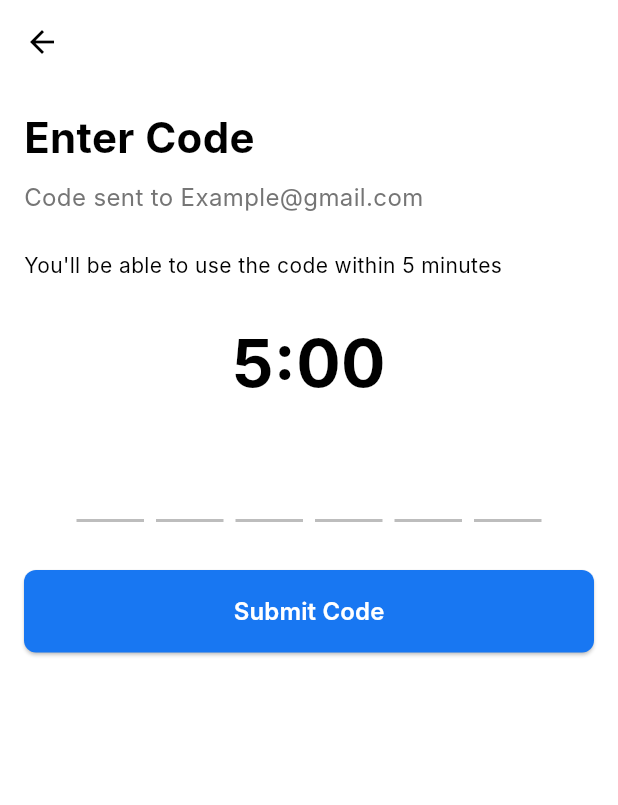
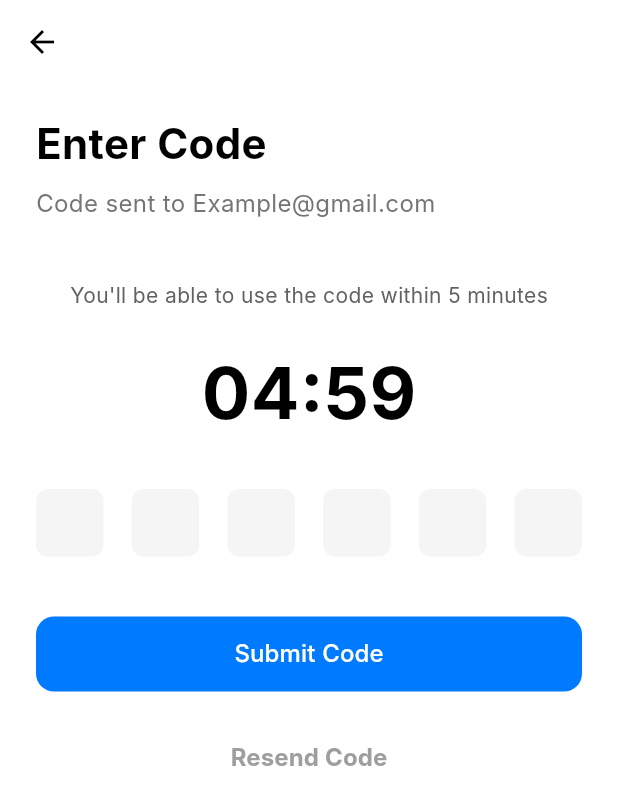
Before and after one commit to jysnz/AI-SKINWISE-V2, a Flutter app: the Cntdwncode screen opened directly, on a phone screen of 412 x 824 dp. Shown: the top 805 px of the screen. Run offline on Flutter 3.47's test engine with Material 3 defaults, Android fonts, the phone set to English and light mode, and no system bars; drawn by our look-alikes of pinput; our stand-ins replace camera, google_fonts, google_sign_in, image_picker, supabase_flutter; accounts and stored records are empty; network calls fail; Roboto replaces fonts that are missing (Inter).

Commit message:
Added navigation on Log in and sign in

```diff
--- a/lib/Pages/LoginSignInPage/Cntdwncode.dart
+++ b/lib/Pages/LoginSignInPage/Cntdwncode.dart
@@ -0,0 +1,266 @@
+// I changed this from cupertino.dart to material.dart
+// because the UI uses Material Design components.
+import 'dart:async'; // Import this for the Timer
+import 'package:ai_skinwise_v2/Pages/LoginSignInPage/Update.dart';
+import 'package:flutter/material.dart';
+import 'package:flutter/services.dart'; // For TextInputFormatter
+
+class Cntdwncode extends StatefulWidget {
+  const Cntdwncode({super.key});
+
+  @override
+  State<Cntdwncode> createState() => _CntdwncodeState();
+}
+
+class _CntdwncodeState extends State<Cntdwncode> {
+  // --- Timer Logic ---
+  Timer? _timer;
+  Duration _duration = const Duration(minutes: 5);
+
+  @override
+  void initState() {
+    super.initState();
+    _startTimer();
+  }
+
+  void _startTimer() {
+    // Cancel any existing timer
+    _timer?.cancel();
+
+    // Start a new timer that ticks every second
+    _timer = Timer.periodic(const Duration(seconds: 1), (timer) {
+      if (_duration.inSeconds == 0) {
+        // If timer reaches 0, stop it
+        timer.cancel();
+      } else {
+        // Otherwise, decrease duration by 1 second
+        setState(() {
+          _duration = _duration - const Duration(seconds: 1);
+        });
+      }
+    });
+  }
+
+  void _resetTimer() {
+    setState(() {
+      _duration = const Duration(minutes: 5);
+    });
+    _startTimer();
+  }
+
+  @override
+  void dispose() {
+    // Important: Cancel the timer when the widget is removed
+    _timer?.cancel();
+    super.dispose();
+  }
+
+  // Helper function to format duration as "mm:ss"
+  String _formatDuration(Duration duration) {
+    String twoDigits(int n) => n.toString().padLeft(2, '0');
+    final minutes = twoDigits(duration.inMinutes.remainder(60));
+    final seconds = twoDigits(duration.inSeconds.remainder(60));
+    return '$minutes:$seconds';
+  }
+  // --- End of Timer Logic ---
+
+  // --- OTP Box Logic ---
+  // We need a controller and focus node for each of the 6 boxes
+  final List<TextEditingController> _controllers =
+  List.generate(6, (index) => TextEditingController());
+  final List<FocusNode> _focusNodes = List.generate(6, (index) => FocusNode());
+
+  // Helper function to build a single OTP box
+  Widget _buildOtpBox(int index) {
+    return SizedBox(
+      width: 45, // Width of each box
+      height: 45, // Height of each box
+      child: TextFormField(
+        controller: _controllers[index],
+        focusNode: _focusNodes[index],
+        keyboardType: TextInputType.number,
+        textAlign: TextAlign.center,
+        // Only allow a single digit
+        inputFormatters: [
+          LengthLimitingTextInputFormatter(1),
+          FilteringTextInputFormatter.digitsOnly,
+        ],
+        decoration: InputDecoration(
+          filled: true,
+          fillColor: Colors.grey[100],
+          border: OutlineInputBorder(
+            borderRadius: BorderRadius.circular(8),
+            borderSide: BorderSide.none,
+          ),
+          counterText: "", // Hides the small character counter
+        ),
+        onChanged: (value) {
+          if (value.isNotEmpty) {
+            // If a digit is entered, move to the next box
+            if (index < 5) {
+              _focusNodes[index + 1].requestFocus();
+            } else {
+              // If it's the last box, unfocus to hide keyboard
+              _focusNodes[index].unfocus();
+            }
+          } else {
+            // If a digit is deleted, move to the previous box
+            if (index > 0) {
+              _focusNodes[index - 1].requestFocus();
+            }
+          }
+        },
+      ),
+    );
+  }
+  // --- End of OTP Box Logic ---
+
+  // Function to get the full 6-digit code
+  String _getFullCode() {
+    return _controllers.map((controller) => controller.text).join();
+  }
+
+  void _submitCode() {
+    final code = _getFullCode();
+    if (code.length == 6) {
+      print('Submitting code: $code');
+      // TODO: Add your code verification logic here
+    } else {
+      // TODO: Show an error if the code is not complete
+      print('Code is incomplete.');
+    }
+  }
+
+  @override
+  Widget build(BuildContext context) {
+    // Replaced const Placeholder() with the Scaffold for your UI
+    return Scaffold(
+      appBar: AppBar(
+        backgroundColor: Colors.white,
+        elevation: 0,
+        leading: IconButton(
+          icon: const Icon(Icons.arrow_back, color: Colors.black),
+          onPressed: () {
+            Navigator.of(context).pop();
+          },
+        ),
+      ),
+      backgroundColor: Colors.white,
+      body: SingleChildScrollView(
+        child: Padding(
+          padding: const EdgeInsets.symmetric(horizontal: 24.0, vertical: 20.0),
+          child: Column(
+            crossAxisAlignment: CrossAxisAlignment.start,
+            children: [
+              // "Enter Code" Title
+              const Text(
+                'Enter Code',
+                style: TextStyle(
+                  fontSize: 28,
+                  fontWeight: FontWeight.bold,
+                  color: Colors.black,
+                ),
+              ),
+              const SizedBox(height: 8),
+
+              // "Code sent to..." Subtitle
+              Text(
+                'Code sent to Example@gmail.com', // You would pass this in
+                style: TextStyle(
+                  fontSize: 16,
+                  color: Colors.grey[600],
+                ),
+              ),
+              const SizedBox(height: 40),
+
+              // "You'll be able to..." Text
+              Center(
+                child: Text(
+                  "You'll be able to use the code within 5 minutes",
+                  style: TextStyle(
+                    fontSize: 14,
+                    color: Colors.grey[700],
+                  ),
+                ),
+              ),
+              const SizedBox(height: 20),
+
+              // Timer Display
+              Center(
+                child: Text(
+                  _formatDuration(_duration),
+                  style: const TextStyle(
+                    fontSize: 48,
+                    fontWeight: FontWeight.bold,
+                    color: Colors.black,
+                  ),
+                ),
+              ),
+              const SizedBox(height: 30),
+
+              // --- OTP Boxes ---
+              Row(
+                mainAxisAlignment: MainAxisAlignment.spaceBetween,
+                children: List.generate(
+                  6,
+                      (index) => _buildOtpBox(index),
+                ),
+              ),
+              // --- End of OTP Boxes ---
+
+              const SizedBox(height: 40),
+
+              // "Submit Code" Button
+              ElevatedButton(
+                onPressed: (){
+                  Navigator.of(context).push(
+                    MaterialPageRoute(
+                        builder: (context) => const Update()
+                    ),
+                  );
+                },
+                style: ElevatedButton.styleFrom(
+                  backgroundColor: const Color(0xFF007AFF), // Blue color
+                  minimumSize: const Size(double.infinity, 50),
+                  shape: RoundedRectangleBorder(
+                    borderRadius: BorderRadius.circular(12),
+                  ),
+                  elevation: 0,
+                ),
+                child: const Text(
+                  'Submit Code',
+                  style: TextStyle(color: Colors.white, fontSize: 16),
+                ),
+              ),
+              const SizedBox(height: 20),
+
+              // "Resend Code" Button
+              Center(
+                child: TextButton(
+                  onPressed: () {
+                    // Only allow resend if timer is up, or with a delay
+                    if (_duration.inSeconds == 0) {
+                      print('Resending code...');
+                      _resetTimer();
+                      // TODO: Add logic to resend the code
+                    }
+                  },
+                  child: Text(
+                    'Resend Code',
+                    style: TextStyle(
+                      fontSize: 16,
+                      color: _duration.inSeconds == 0
+                          ? Colors.green // Active color
+                          : Colors.grey, // Disabled color
+                      fontWeight: FontWeight.bold,
+                    ),
+                  ),
+                ),
+              ),
+            ],
+          ),
+        ),
+      ),
+    );
+  }
+}
--- a/lib/Pages/LoginSignInPage/CreateAccount.dart
+++ b/lib/Pages/LoginSignInPage/CreateAccount.dart
@@ -1,5 +1,6 @@
 // I changed this from cupertino.dart to material.dart
 // because the UI uses Material Design components.
+import 'package:ai_skinwise_v2/Pages/LoginSignInPage/personalinfo.dart';
 import 'package:flutter/material.dart';
 
 class Createaccount extends StatefulWidget {
@@ -90,6 +91,11 @@ class _CreateaccountState extends State<Createaccount> {
       // If any field is invalid, the validator messages will show.
       print('Form is invalid.');
     }
+    Navigator.of(context).push(
+      MaterialPageRoute(
+          builder: (context) => const personalinfo()
+      ),
+    );
   }
 
   @override
--- a/lib/Pages/LoginSignInPage/Fillupemail.dart
+++ b/lib/Pages/LoginSignInPage/Fillupemail.dart
@@ -1,59 +1,84 @@
-import 'package:flutter/material.dart'; // Changed from cupertino.dart
-import 'package:pinput/pinput.dart'; // Required for the code field
+import 'package:ai_skinwise_v2/Pages/LoginSignInPage/Code.dart';
+import 'package:flutter/cupertino.dart';
+import 'package:flutter/material.dart';
 
-// CLASS NAME FIXED: Renamed to UpperCamelCase 'Cntdwncode'
-class Cntdwncode extends StatefulWidget {
-  const Cntdwncode({super.key});
+import 'Cntdwncode.dart';
+
+class Fillupemail extends StatefulWidget {
+  const Fillupemail({super.key});
 
   @override
-  State<Cntdwncode> createState() => _CntdwncodeState();
+  State<Fillupemail> createState() => _FillupemailState();
 }
 
-class _CntdwncodeState extends State<Cntdwncode> {
-  // Controller to manage the text in the code field
-  final _pinController = TextEditingController();
+class _FillupemailState extends State<Fillupemail> {
+  // A GlobalKey for the Form, used for validation
+  final _formKey = GlobalKey<FormState>();
 
+  // A controller to read the text from the email field
+  final _emailController = TextEditingController();
+
+  // Clean up the controller when the widget is removed
   @override
   void dispose() {
-    // Clean up the controller when the widget is removed
-    _pinController.dispose();
+    _emailController.dispose();
     super.dispose();
+  }
+
+  // Function to handle the "Send Code" button press
+  void _sendCode() {
+    // This triggers the validator function in the TextFormField
+    if (_formKey.currentState?.validate() ?? false) {
+      // If the field is valid, proceed.
+      print('Form is valid!');
+      print('Sending code to: ${_emailController.text}');
+
+      // TODO: Add your logic to send the email (e.g., Firebase Auth)
+      // TODO: Navigate to the "Enter Code" page
+      Navigator.of(context).push(
+        MaterialPageRoute(
+          builder: (context) => const Cntdwncode(),
+        ),
+      );
+    } else {
+      // If the field is invalid, the validator message will show.
+      print('Form is invalid.');
+    }
   }
 
   @override
   Widget build(BuildContext context) {
-    // Theme for the pinput field (the dashes)
-    final defaultPinTheme = PinTheme(
-      width: 45,
-      height: 50,
-      textStyle: TextStyle(
-        fontSize: 22,
-        color: Colors.black,
-        fontWeight: FontWeight.w600,
+    return Scaffold(
+      appBar: AppBar(
+        // Set AppBar background to white to match the body
+        backgroundColor: Colors.white,
+        // Remove shadow
+        elevation: 0,
+        // Add the back button
+        leading: IconButton(
+          icon: const Icon(Icons.arrow_back, color: Colors.black),
+          onPressed: () {
+            // Standard way to go back to the previous screen
+            Navigator.of(context).pop();
+          },
         ),
-      decoration: BoxDecoration(
-        border: Border(bottom: BorderSide(width: 2, color: Colors.grey.shade400)),
       ),
-    );
-
-    return Scaffold(
+      // Set background color to white
       backgroundColor: Colors.white,
-      // 1. AppBar with just the back arrow
-      appBar: AppBar(
-        backgroundColor: Colors.white,
-        elevation: 0,
-        // This ensures the back arrow is black
-        iconTheme: IconThemeData(color: Colors.black),
-      ),
-      // 2. Body with padding
-      body: Padding(
-        padding: const EdgeInsets.all(16.0),
+      body: SingleChildScrollView(
+        child: Padding(
+          padding: const EdgeInsets.symmetric(horizontal: 24.0),
+          // We use a Form widget to get validation features
+          child: Form(
+            key: _formKey,
             child: Column(
               crossAxisAlignment: CrossAxisAlignment.start,
               children: [
-            // 3. "Enter Code" Title
+                const SizedBox(height: 20),
+
+                // "Enter Email" Title
                 const Text(
-              'Enter Code',
+                  'Enter Email',
                   style: TextStyle(
                     fontSize: 28,
                     fontWeight: FontWeight.bold,
@@ -62,82 +87,78 @@ class _CntdwncodeState extends State<Cntdwncode> {
                 ),
                 const SizedBox(height: 8),
 
-            // 4. "Code sent to..." Subtitle
+                // "Your email to receive the code" Subtitle
                 Text(
-              'Code sent to Example@gmail.com',
+                  'Your email to receive the code',
                   style: TextStyle(
                     fontSize: 16,
                     color: Colors.grey[600],
                   ),
                 ),
-            const SizedBox(height: 24),
+                const SizedBox(height: 40),
 
-            // 5. "You'll be able..." subtitle
+                // "Email" Label
                 const Text(
-              "You'll be able to use the code within 5 minutes",
+                  'Email',
                   style: TextStyle(
-                fontSize: 14,
+                    fontSize: 16,
+                    fontWeight: FontWeight.w500,
                     color: Colors.black,
                   ),
                 ),
-            const SizedBox(height: 24),
+                const SizedBox(height: 8),
 
-            // 6. Timer (static text)
-            Center(
-              child: Text(
-                '5:00', // Static text, no timer logic
-                style: TextStyle(
-                  fontSize: 44,
-                  fontWeight: FontWeight.bold,
-                  color: Colors.black,
+                // --- Email Text Form Field ---
+                TextFormField(
+                  controller: _emailController,
+                  // Use emailAddress keyboard type for convenience
+                  keyboardType: TextInputType.emailAddress,
+                  decoration: InputDecoration(
+                    hintText: 'Your Email',
+                    filled: true,
+                    fillColor: Colors.grey[100],
+                    border: OutlineInputBorder(
+                      borderRadius: BorderRadius.circular(12),
+                      borderSide: BorderSide.none,
                     ),
+                    contentPadding:
+                    const EdgeInsets.symmetric(vertical: 16, horizontal: 12),
                   ),
-            ),
-            const SizedBox(height: 24),
-
-            // 7. Pinput (OTP) field (centered)
-            Center(
-              child: Pinput(
-                controller: _pinController,
-                length: 6, // 6 digits
-                defaultPinTheme: defaultPinTheme,
-                focusedPinTheme: defaultPinTheme.copyDecorationWith(
-                  border: Border(bottom: BorderSide(width: 2, color: Color(0xFF1877F2))),
-                ),
-                onCompleted: (pin) {
-                  // UI only, no logic
+                  // Validator function
+                  validator: (value) {
+                    if (value == null || value.isEmpty) {
+                      return 'This field cannot be empty';
+                    }
+                    // Simple email validation: checks for '@' and '.'
+                    if (!value.contains('@') || !value.contains('.')) {
+                      return 'Please enter a valid email address';
+                    }
+                    return null; // Return null if the input is valid
                   },
                 ),
+                const SizedBox(height: 30),
+
+                // "Send Code" Button
+                ElevatedButton(
+                  onPressed: _sendCode,
+                  style: ElevatedButton.styleFrom(
+                    backgroundColor: const Color(0xFF007AFF), // Blue color
+                    minimumSize: const Size(double.infinity, 50),
+                    shape: RoundedRectangleBorder(
+                      borderRadius: BorderRadius.circular(12),
                     ),
-            const SizedBox(height: 32),
-
-            // 8. "Submit Code" Button
-            SizedBox(
-              width: double.infinity,
-              child: ElevatedButton(
-                onPressed: () {
-                  // UI only, no logic
-                },
-                style: ElevatedButton.styleFrom(
-                  backgroundColor: Color(0xFF1877F2),
-                  padding: const EdgeInsets.symmetric(vertical: 16.0),
-                  shape: RoundedRectangleBorder(
-                    borderRadius: BorderRadius.circular(8.0),
-                  ),
+                    elevation: 0,
                   ),
                   child: const Text(
-                  'Submit Code',
-                  style: TextStyle(
-                    fontSize: 16,
-                    fontWeight: FontWeight.w600,
-                    color: Colors.white,
-                  ),
-                ),
+                    'Send Code',
+                    style: TextStyle(color: Colors.white, fontSize: 16),
                   ),
                 ),
               ],
             ),
           ),
+        ),
+      ),
     );
   }
 }
--- a/lib/Pages/LoginSignInPage/verify.dart
+++ b/lib/Pages/LoginSignInPage/verify.dart
@@ -1,5 +1,7 @@
 // I changed this from cupertino.dart to material.dart
 // because the UI uses Material Design components.
+import 'package:ai_skinwise_v2/Pages/LoginSignInPage/Code.dart';
+import 'package:ai_skinwise_v2/Pages/LoginSignInPage/Fillupemail.dart';
 import 'package:flutter/gestures.dart';
 import 'package:flutter/material.dart';
 
@@ -67,7 +69,11 @@ class _verifyState extends State<verify> {
             // "Send Verification Code" Button
             ElevatedButton(
               onPressed: () {
-                // TODO: Add logic to send verification code
+                Navigator.of(context).push(
+                  MaterialPageRoute(
+                      builder: (context) => const Code()
+                  ),
+                );
               },
               style: ElevatedButton.styleFrom(
                 backgroundColor: const Color(0xFF007AFF), // Blue color
--- a/lib/main.dart
+++ b/lib/main.dart
@@ -58,7 +58,7 @@ class MyApp extends StatelessWidget {
         ),
       ),
       // The home is now the Detectioninformation page
-      home: const Homepage(),
+      home: const Login(),
       // We can also define routes for navigation
       routes: {
         '/scanner': (context) => const Camerascanner(),
```
Also changed, not shown: lib/Pages/LoginSignInPage/Code.dart (+9 -0 lines), lib/Pages/LoginSignInPage/Login.dart (+26 -5 lines), lib/Pages/LoginSignInPage/Update.dart (+8 -1 lines), lib/Pages/LoginSignInPage/personalinfo.dart (+56 -16 lines). Lines whose indentation alone changed are shown as unchanged.
